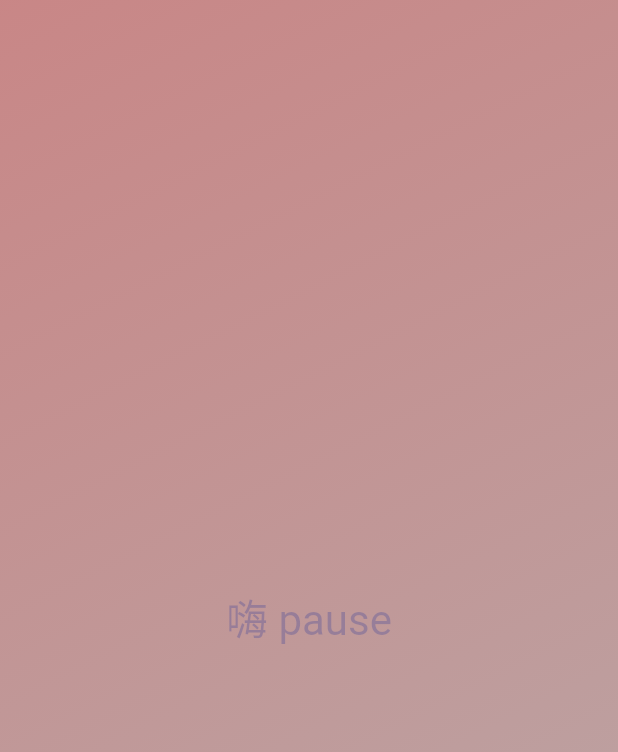
After one commit to akizyfee/Flutter, a Flutter app: the screen it shows after launch, on a phone screen of 412 x 824 dp. The commit adds this screen. Shown: the top 752 px of the screen. Run offline on Flutter 3.47's test engine with Material 2 defaults, Android fonts, the phone set to English and light mode, and no system bars.

Commit message:
fix: 拆分小部件

```diff
--- /dev/null
+++ b/lib/gradient_container.dart
@@ -0,0 +1,30 @@
+import 'package:flutter/material.dart';
+
+class GradientContainer extends StatelessWidget {
+  const GradientContainer({super.key});
+
+  @override
+  Widget build(ctx) {
+    return Container(
+      decoration: const BoxDecoration(
+        gradient: LinearGradient(
+          colors: [
+            Color.fromARGB(137, 158, 35, 35),
+            Color.fromARGB(136, 126, 100, 100)
+          ],
+          begin: Alignment.topLeft,
+          end: Alignment.bottomRight,
+        ),
+      ),
+      child: const Center(
+        child: Text(
+          '嗨 pause',
+          style: TextStyle(
+            color: Color.fromARGB(66, 33, 47, 153),
+            fontSize: 28,
+          ),
+        ),
+      ),
+    );
+  }
+}
```
Also changed, not shown: lib/main.dart (+3 -22 lines).
